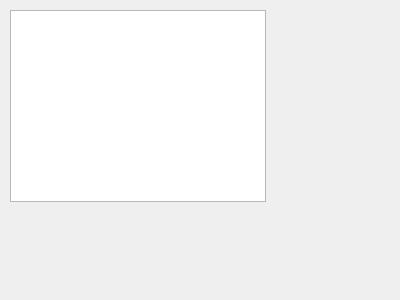
Before: the Qt Designer form processresultdlg.ui in LuluffyLee/GrainCounter, drawn with Qt 5.
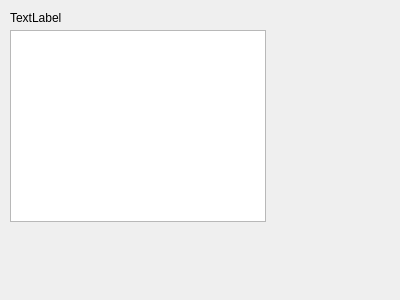
After: the same form once the commit is applied. Icons and pictures are not drawn.

Patch:
```diff
--- a/processresultdlg.ui
+++ b/processresultdlg.ui
@@ -17,12 +17,25 @@
    <property name="geometry">
     <rect>
      <x>10</x>
-     <y>10</y>
+     <y>30</y>
      <width>256</width>
      <height>192</height>
     </rect>
    </property>
   </widget>
+  <widget class="QLabel" name="label">
+   <property name="geometry">
+    <rect>
+     <x>10</x>
+     <y>10</y>
+     <width>251</width>
+     <height>16</height>
+    </rect>
+   </property>
+   <property name="text">
+    <string>TextLabel</string>
+   </property>
+  </widget>
  </widget>
  <resources/>
  <connections/>
```
Left out of the diff: 8 changed lines with no effect on the pictures.
